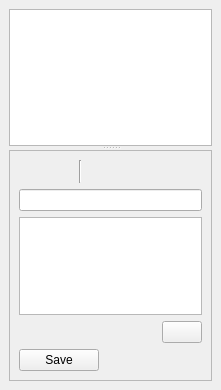
This is src/ui/dock/notesdockwidget.ui in metaxy/openBibleViewer as Qt 5 draws it before an edit. The edited form follows.
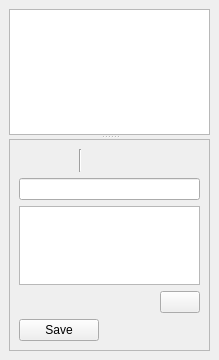
This is the edited form. Icons and pictures are not drawn.

```diff
--- a/src/ui/dock/notesdockwidget.ui
+++ b/src/ui/dock/notesdockwidget.ui
@@ -6,10 +6,16 @@
    <rect>
     <x>0</x>
     <y>0</y>
-    <width>209</width>
-    <height>390</height>
+    <width>219</width>
+    <height>360</height>
    </rect>
   </property>
+  <property name="minimumSize">
+   <size>
+    <width>191</width>
+    <height>196</height>
+   </size>
+  </property>
   <property name="windowTitle">
    <string>Notes</string>
   </property>
@@ -44,6 +50,12 @@
          <verstretch>0</verstretch>
         </sizepolicy>
        </property>
+       <property name="minimumSize">
+        <size>
+         <width>191</width>
+         <height>196</height>
+        </size>
+       </property>
        <property name="frameShape">
         <enum>QFrame::StyledPanel</enum>
        </property>
```
